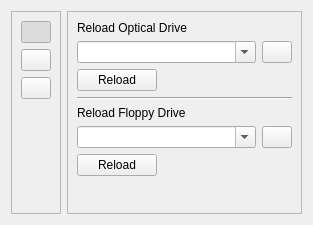
Qt form ui/controlpanel.ui (uwolfer/qtemu) before a commit.
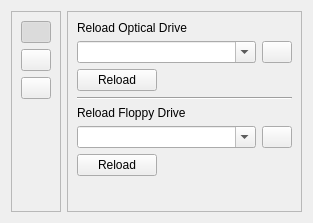
The same form after that commit. Icons and pictures are not drawn.

Commit message: make the interface model crash less

```diff
--- a/ui/controlpanel.ui
+++ b/ui/controlpanel.ui
@@ -6,7 +6,7 @@
     <x>0</x>
     <y>0</y>
     <width>313</width>
-    <height>225</height>
+    <height>223</height>
    </rect>
   </property>
   <property name="windowTitle" >
@@ -145,7 +145,7 @@
         <x>3</x>
         <y>3</y>
         <width>251</width>
-        <height>211</height>
+        <height>209</height>
        </rect>
       </property>
       <layout class="QVBoxLayout" name="verticalLayout_2" >
```
The commit also changes 3 other files.
